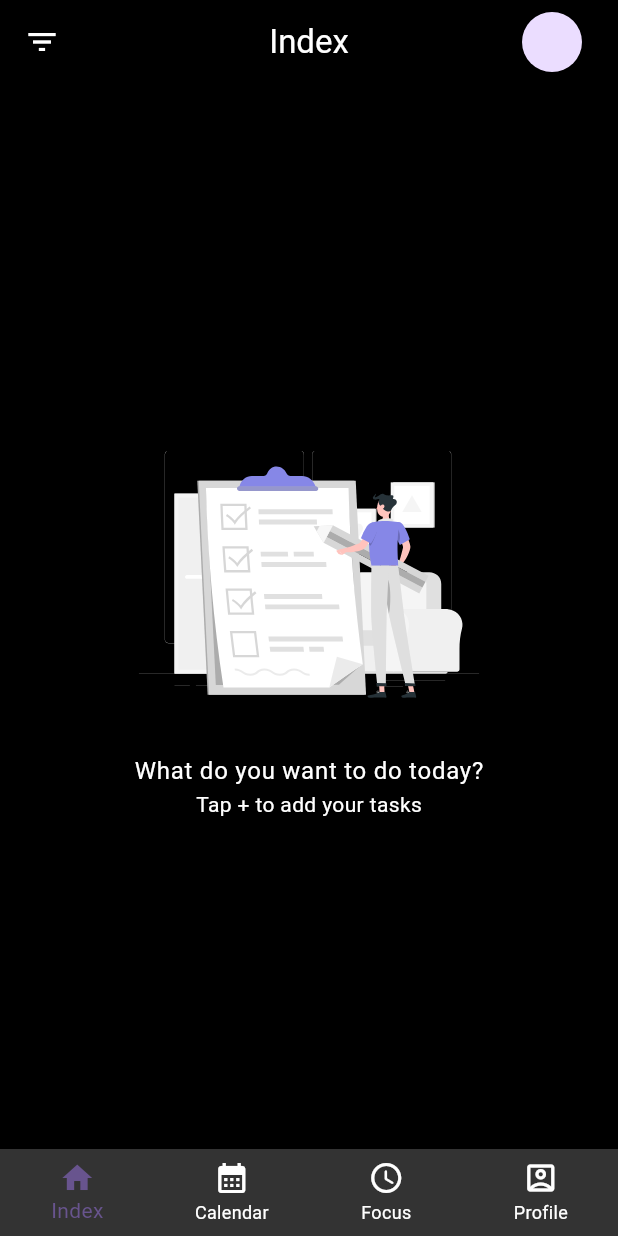
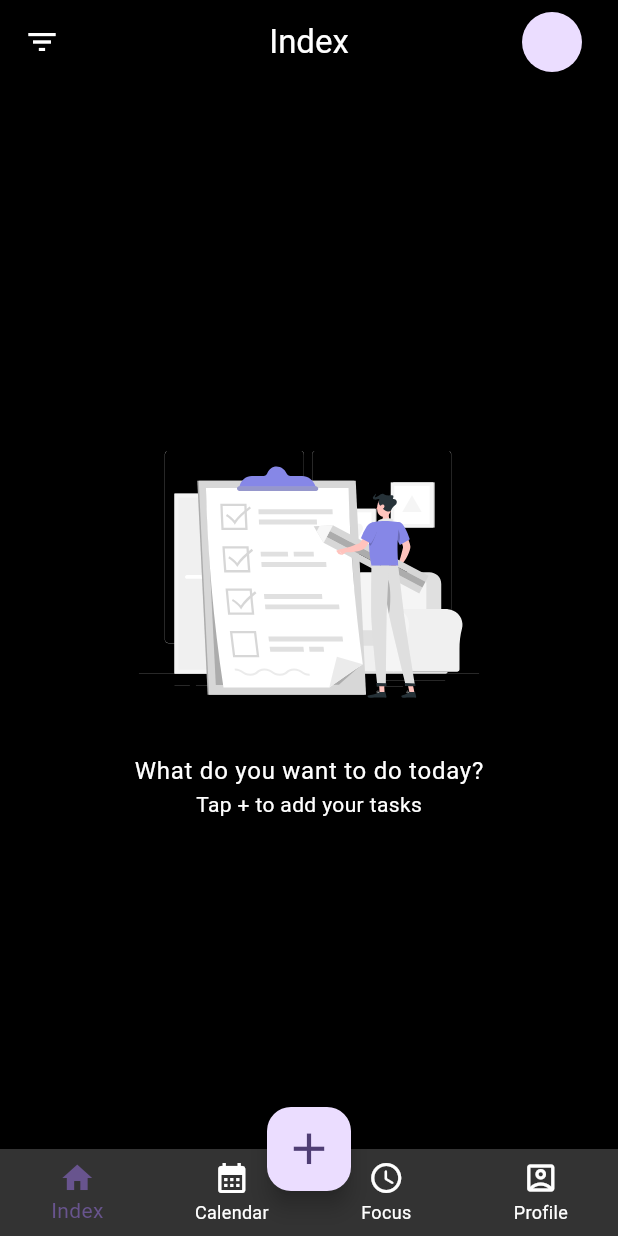
Before and after one commit to CristeaIon/app_todo, a Flutter app: the HomeScreen screen opened by its route, on a phone screen of 412 x 824 dp. Run offline on Flutter 3.47's test engine with Material 3 defaults, Android fonts, the phone set to English and light mode, and no system bars; our stand-ins replace auto_route, flutter_svg.

Commit message:
added "Add button" to home screen

```diff
--- a/lib/features/home/home.dart
+++ b/lib/features/home/home.dart
@@ -15,6 +15,14 @@ class HomeScreen extends StatelessWidget {
         final tabsRouter = AutoTabsRouter.of(context);
         return Scaffold(
           body: child,
+          floatingActionButton: FloatingActionButton(
+            onPressed: () {},
+            child: const Icon(
+              Icons.add,
+              size: 35,
+            ),
+          ),
+          floatingActionButtonLocation: FloatingActionButtonLocation.miniCenterDocked,
           bottomNavigationBar: BottomNavigationBar(
             type: BottomNavigationBarType.fixed,
             currentIndex: tabsRouter.activeIndex,
```
